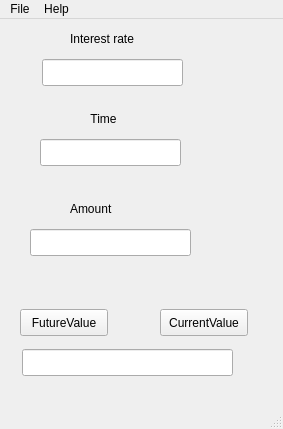
Before: the Qt Designer form mainwindow.ui in jorkanofaln/CompundInterestCalc-QT, drawn with Qt 5.
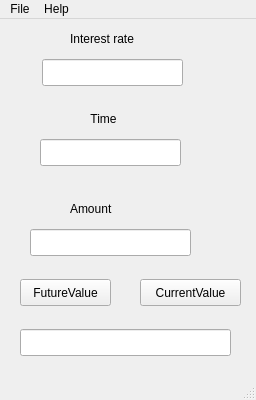
After: the same form once the commit is applied.

Diff of the .ui file:
```diff
--- a/mainwindow.ui
+++ b/mainwindow.ui
@@ -6,8 +6,8 @@
    <rect>
     <x>0</x>
     <y>0</y>
-    <width>283</width>
-    <height>429</height>
+    <width>256</width>
+    <height>400</height>
    </rect>
   </property>
   <property name="windowTitle">
@@ -18,8 +18,8 @@
     <property name="geometry">
      <rect>
       <x>20</x>
-      <y>290</y>
-      <width>88</width>
+      <y>260</y>
+      <width>91</width>
       <height>27</height>
      </rect>
     </property>
@@ -30,9 +30,9 @@
    <widget class="QPushButton" name="btnCurrentValue">
     <property name="geometry">
      <rect>
-      <x>160</x>
-      <y>290</y>
-      <width>88</width>
+      <x>140</x>
+      <y>260</y>
+      <width>101</width>
       <height>27</height>
      </rect>
     </property>
@@ -43,8 +43,8 @@
    <widget class="QLineEdit" name="resultView">
     <property name="geometry">
      <rect>
-      <x>22</x>
-      <y>330</y>
+      <x>20</x>
+      <y>310</y>
       <width>211</width>
       <height>27</height>
      </rect>
@@ -131,7 +131,7 @@
     <rect>
      <x>0</x>
      <y>0</y>
-     <width>283</width>
+     <width>256</width>
      <height>24</height>
     </rect>
    </property>
```
Left out of the diff: 31 changed lines with no effect on the pictures.
